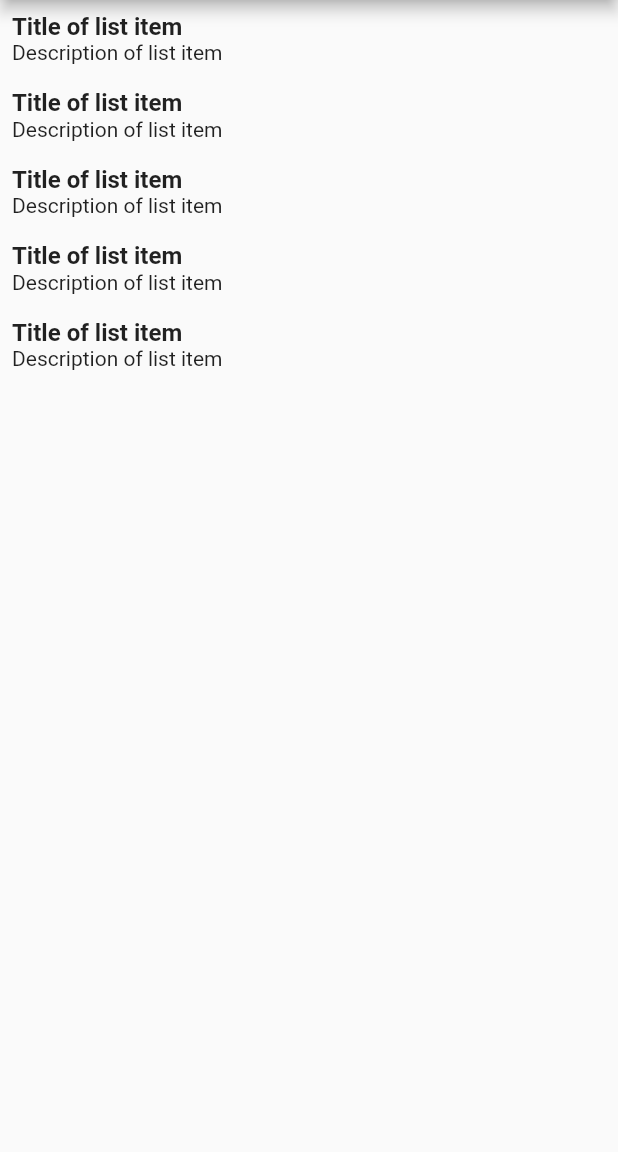
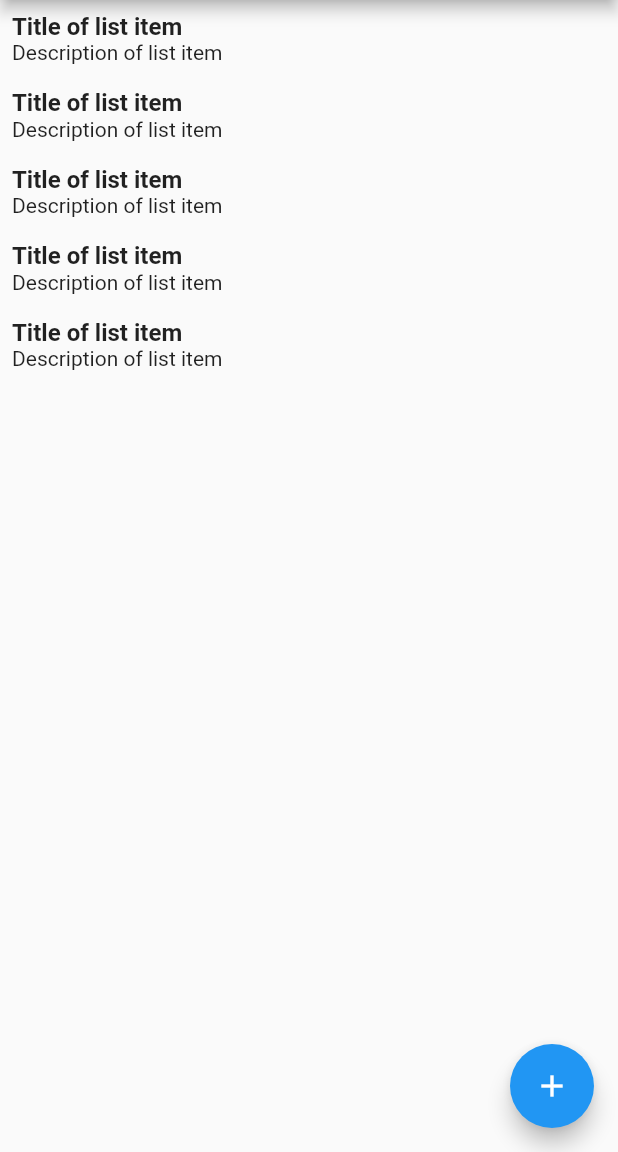
Before and after one commit to mijiga/ToDo-List-TechMalawi, a Flutter app: the screen it shows after launch, on a phone screen of 412 x 824 dp, the part 84-1236 px from its top. Run offline on Flutter 3.47's test engine with Material 2 defaults, Android fonts, the phone set to English and light mode, and no system bars.

Commit message:
added floating action button

```diff
--- a/lib/my_home_page.dart
+++ b/lib/my_home_page.dart
@@ -45,12 +45,17 @@ class _MyHomePageState extends State<MyHomePage> {
                     )),
                 onTap: (){
                   //Navigate to second screen
-                  Navigator.push(
-                    context,
-                    MaterialPageRoute(builder: (context) => const NewListItem()),
-                  );
                 },
               );
-            }));
+            }),
+        floatingActionButton: FloatingActionButton(
+          onPressed: (){
+            Navigator.push(
+              context,
+              MaterialPageRoute(builder: (context) => const NewListItem()),
+            );
+          },
+          child: const Icon(Icons.add),
+        ));
   }
 }
--- a/lib/new_list_item_screen.dart
+++ b/lib/new_list_item_screen.dart
@@ -29,7 +29,8 @@ class _NewListItemState extends State<NewListItem> {
               child: const Text("Save New Note"),
                 onPressed: (){
               //Code for saving the new note here
-            })
+            }),
+
           ],),
         ));
   }
```
